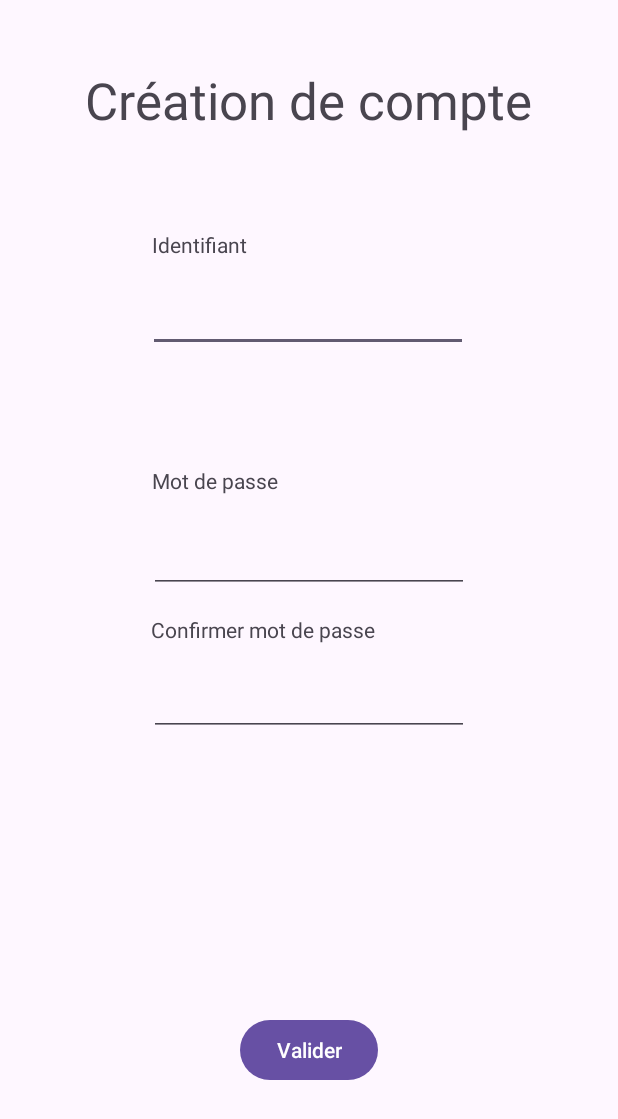
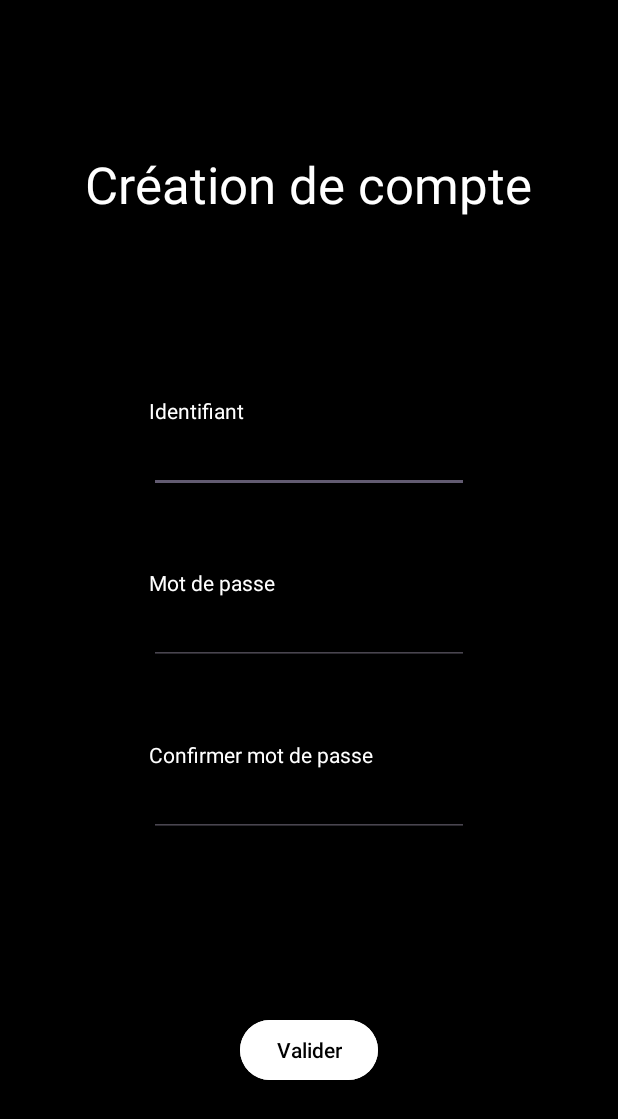
Before and after one commit to HillionJ/MViewer, an Android app: the Register screen opened directly, with no data from a screen before it, on a phone screen of 412 x 824 dp. Shown: the top 1119 px of the screen. Run offline under Robolectric (Android 15) with nearby library versions, the phone set to English and light mode, and no system bars; our stand-ins replace Firebase (no records; nobody signed in at launch, a user with empty details on screens opened directly).

Commit message:
KAN-10 Ajout du mode sombre sur toute l'application

```diff
--- a/Application mobile/MViewer/app/src/main/java/fr/red/mviewer/MovieActivity.java
+++ b/Application mobile/MViewer/app/src/main/java/fr/red/mviewer/MovieActivity.java
@@ -97,7 +97,7 @@ public class MovieActivity extends AppCompatActivity {
             }
         });
         // Afficher l'image réduite (backdrop_path)
-        Glide.with(ihm.getActivite(SearchActivity.class))
+        Glide.with(ihm.getActiviteActive())
                 .load("https://image.tmdb.org/t/p/w500" + selection.getBackdrop_path())
                 .placeholder(R.drawable.gray_background)
                 .error(R.drawable.gray_background)
--- a/Application mobile/MViewer/app/src/main/res/layout/activity_register.xml
+++ b/Application mobile/MViewer/app/src/main/res/layout/activity_register.xml
@@ -5,19 +5,87 @@
     android:id="@+id/main"
     android:layout_width="match_parent"
     android:layout_height="match_parent"
+    android:background="@color/black"
     tools:context=".Register">
 
     <TextView
         android:id="@+id/textView"
         android:layout_width="wrap_content"
         android:layout_height="wrap_content"
-        android:layout_marginTop="44dp"
+        android:layout_marginTop="100dp"
         android:text="Création de compte"
+        android:textColor="@color/white"
         android:textSize="34sp"
         app:layout_constraintEnd_toEndOf="parent"
         app:layout_constraintHorizontal_bias="0.495"
         app:layout_constraintStart_toStartOf="parent"
         app:layout_constraintTop_toTopOf="parent" />
+
+    <LinearLayout
+        android:layout_width="wrap_content"
+        android:layout_height="wrap_content"
+        android:orientation="vertical"
+        app:layout_constraintBottom_toTopOf="@+id/register"
+        app:layout_constraintEnd_toEndOf="parent"
+        app:layout_constraintStart_toStartOf="parent"
+        app:layout_constraintTop_toBottomOf="@+id/textView">
+
+        <TextView
+            android:id="@+id/textView4"
+            android:layout_width="wrap_content"
+            android:layout_height="wrap_content"
+            android:text="Identifiant"
+            android:textColor="@color/white" />
+
+        <EditText
+            android:id="@+id/login"
+            android:layout_width="wrap_content"
+            android:layout_height="wrap_content"
+            android:ems="10"
+            android:inputType="text"
+            android:textColor="@color/white"
+            android:textColorHighlight="@color/white"
+            android:textColorHint="@color/white"
+            android:textColorLink="@color/white" />
+
+        <TextView
+            android:id="@+id/textView5"
+            android:layout_width="wrap_content"
+            android:layout_height="wrap_content"
+            android:layout_marginTop="50dp"
+            android:text="Mot de passe"
+            android:textColor="@color/white" />
+
+        <EditText
+            android:id="@+id/password1"
+            android:layout_width="wrap_content"
+            android:layout_height="wrap_content"
+            android:ems="10"
+            android:inputType="textPassword"
+            android:textColor="@color/white"
+            android:textColorHighlight="@color/white"
+            android:textColorHint="@color/white"
+            android:textColorLink="@color/white" />
+
+        <TextView
+            android:id="@+id/textView6"
+            android:layout_width="wrap_content"
+            android:layout_height="wrap_content"
+            android:layout_marginTop="50dp"
+            android:text="Confirmer mot de passe"
+            android:textColor="@color/white" />
+
+        <EditText
+            android:id="@+id/password2"
+            android:layout_width="wrap_content"
+            android:layout_height="wrap_content"
+            android:ems="10"
+            android:inputType="textPassword"
+            android:textColor="@color/white"
+            android:textColorHighlight="@color/white"
+            android:textColorHint="@color/white"
+            android:textColorLink="@color/white" />
+    </LinearLayout>
 
     <Button
         android:id="@+id/register"
@@ -26,77 +94,10 @@
         android:layout_marginBottom="100dp"
         android:onClick="register"
         android:text="Valider"
+        android:backgroundTint="@color/white"
+        android:textColor="@color/black"
         app:layout_constraintBottom_toBottomOf="parent"
         app:layout_constraintEnd_toEndOf="parent"
         app:layout_constraintStart_toStartOf="parent" />
 
-    <EditText
-        android:id="@+id/login"
-        android:layout_width="wrap_content"
-        android:layout_height="wrap_content"
-        android:layout_marginTop="100dp"
-        android:ems="10"
-        android:inputType="text"
-        app:layout_constraintEnd_toEndOf="parent"
-        app:layout_constraintHorizontal_bias="0.497"
-        app:layout_constraintStart_toStartOf="parent"
-        app:layout_constraintTop_toBottomOf="@+id/textView" />
-
-    <EditText
-        android:id="@+id/password1"
-        android:layout_width="wrap_content"
-        android:layout_height="wrap_content"
-        android:layout_marginTop="350dp"
-        android:ems="10"
-        android:inputType="textPassword"
-        app:layout_constraintEnd_toEndOf="parent"
-        app:layout_constraintStart_toStartOf="parent"
-        app:layout_constraintTop_toTopOf="parent" />
-
-    <EditText
-        android:id="@+id/password2"
-        android:layout_width="wrap_content"
-        android:layout_height="wrap_content"
-        android:layout_marginTop="50dp"
-        android:ems="10"
-        android:inputType="textPassword"
-        app:layout_constraintEnd_toEndOf="parent"
-        app:layout_constraintStart_toStartOf="parent"
-        app:layout_constraintTop_toBottomOf="@+id/password1" />
-
-    <TextView
-        android:id="@+id/textView4"
-        android:layout_width="wrap_content"
-        android:layout_height="wrap_content"
-        android:layout_marginBottom="10dp"
-        android:text="Identifiant"
-        app:layout_constraintBottom_toTopOf="@+id/login"
-        app:layout_constraintEnd_toEndOf="parent"
-        app:layout_constraintHorizontal_bias="0.29"
-        app:layout_constraintStart_toStartOf="parent"
-        app:layout_constraintTop_toBottomOf="@+id/textView"
-        app:layout_constraintVertical_bias="0.902" />
-
-    <TextView
-        android:id="@+id/textView5"
-        android:layout_width="wrap_content"
-        android:layout_height="wrap_content"
-        android:layout_marginBottom="20dp"
-        android:text="Mot de passe"
-        app:layout_constraintBottom_toTopOf="@+id/password1"
-        app:layout_constraintEnd_toEndOf="parent"
-        app:layout_constraintHorizontal_bias="0.309"
-        app:layout_constraintStart_toStartOf="parent" />
-
-    <TextView
-        android:id="@+id/textView6"
-        android:layout_width="wrap_content"
-        android:layout_height="wrap_content"
-        android:layout_marginBottom="16dp"
-        android:text="Confirmer mot de passe"
-        app:layout_constraintBottom_toTopOf="@+id/password2"
-        app:layout_constraintEnd_toEndOf="parent"
-        app:layout_constraintHorizontal_bias="0.384"
-        app:layout_constraintStart_toStartOf="parent" />
-
 </androidx.constraintlayout.widget.ConstraintLayout>
```
Also changed, not shown: Application mobile/MViewer/app/src/main/java/fr/red/mviewer/widgets/FlowWidget.java (+9 -1 lines), Application mobile/MViewer/app/src/main/res/layout/activity_login.xml (+57 -45 lines).
